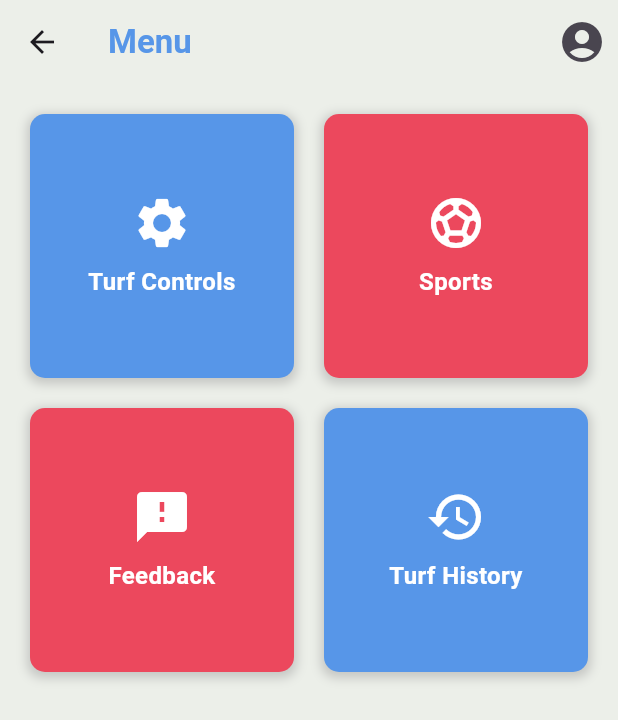
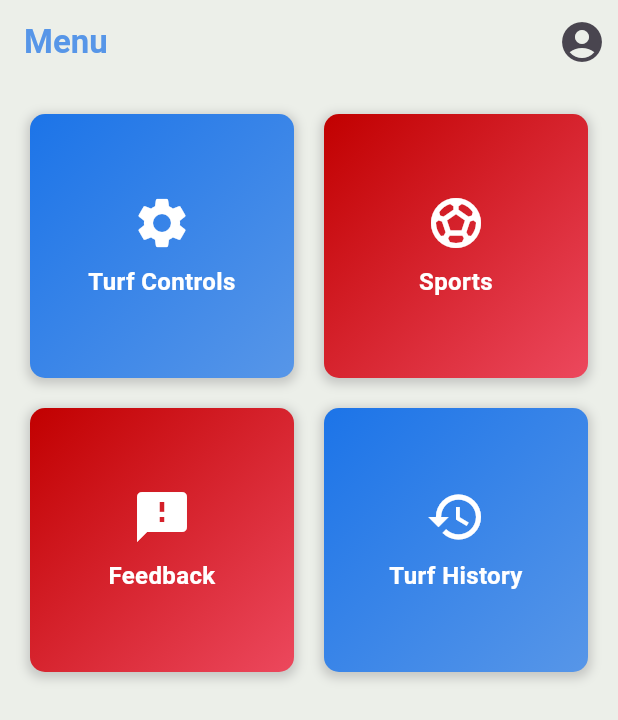
Before and after one commit to AswinAzikar/TurfNestAdmin, a Flutter app: the Menu screen opened directly, on a phone screen of 412 x 824 dp. Shown: the top 720 px of the screen. Run offline on Flutter 3.47's test engine with Material 3 defaults, Android fonts, the light colour scheme and no system bars; our stand-ins replace curved_navigation_bar, fluttertoast.

Commit message:
Added Button gradients in Menu

```diff
--- a/lib/Dashboard.dart
+++ b/lib/Dashboard.dart
@@ -40,6 +40,7 @@ class _DashboardState extends State<Dashboard> {
               ),
           ),
         ),
+        automaticallyImplyLeading: false,
         backgroundColor: AppColors.scbgd,
         actions: [
           IconButton(
--- a/lib/Menu.dart
+++ b/lib/Menu.dart
@@ -45,6 +45,7 @@ class _MenuState extends State<Menu> {
           "Menu",
           style: TextStyle(fontWeight: FontWeight.bold, color: AppColors.blue),
         ),
+        automaticallyImplyLeading: false,
         backgroundColor: AppColors.scbgd,
         actions: [
           IconButton(
--- a/lib/constants.dart
+++ b/lib/constants.dart
@@ -6,10 +6,12 @@ class AppColors {
   static const Color white = Colors.white;
   static const Color black = Color.fromARGB(255, 214, 68, 68);
   static const Color red = Color.fromARGB(255, 236, 72, 93);
+  static const Color darkblue = Color.fromARGB(255, 28, 116, 232);
+  static const Color darkred = Color.fromARGB(255, 193, 0, 0);
 
   static const Gradient blueGradient = LinearGradient(
     colors: [
-      Color.fromARGB(255, 28, 116, 232),
+      AppColors.darkblue,
       AppColors.blue,
     ],
     begin: Alignment.topLeft,
@@ -18,7 +20,7 @@ class AppColors {
 
   static const Gradient redGradient = LinearGradient(
     colors: [
-      Color.fromARGB(255, 193, 0, 0),
+      AppColors.darkred,
       AppColors.red,
     ],
     begin: Alignment.topLeft,
--- a/lib/custom.dart
+++ b/lib/custom.dart
@@ -8,11 +8,12 @@ Widget buildProfileButton({
   required VoidCallback onPressed,
 }) {
   Color textColor = AppColors.white;
-  Color buttonColor = label == 'Turf Controls' || label == 'Turf History'
+  Color startColor = label == 'Turf Controls' || label == 'Turf History'
+      ? AppColors.darkblue
+      : AppColors.darkred;
+  Color endColor = label == 'Turf Controls' || label == 'Turf History'
       ? AppColors.blue
       : AppColors.red;
-
-  ;
 
   return Container(
     decoration: BoxDecoration(
@@ -27,8 +28,8 @@ Widget buildProfileButton({
       ],
       gradient: LinearGradient(
         colors: [
-          buttonColor,
-          buttonColor,
+          startColor,
+          endColor,
         ],
         begin: Alignment.topLeft,
         end: Alignment.bottomRight,
```
